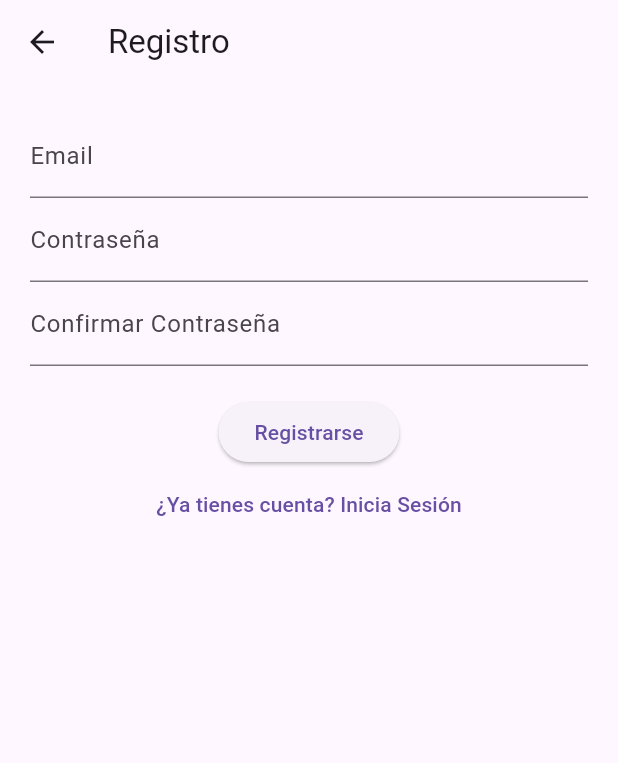
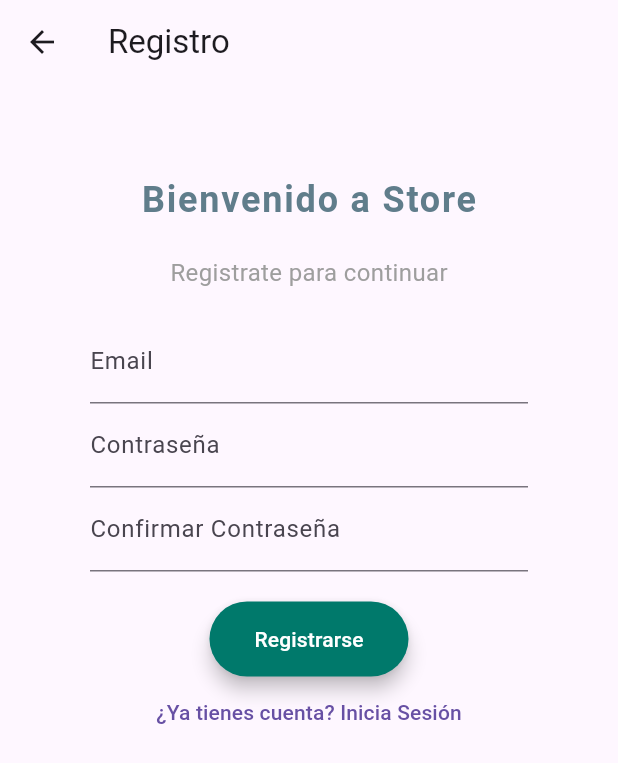
Before and after one commit to DiegoFerBZ/Gallery, a Flutter app: the screen it shows after launch, after a tap on "Iniciar Sesión", after a tap on "¿No tienes cuenta? Regístrate", on a phone screen of 412 x 824 dp. Shown: the top 763 px of the screen. Run offline on Flutter 3.47's test engine with Material 3 defaults, Android fonts, the phone set to English and light mode, and no system bars; our stand-ins replace camera, cloud_firestore, firebase_auth, firebase_core, firebase_storage, image_picker; accounts and stored records are empty; generated files the repository leaves out were written again.

Commit message:
Feat: Tittle and subtitle for forms

```diff
--- /dev/null
+++ b/lib/components/Tittle_Subtitle.dart
@@ -0,0 +1,48 @@
+import 'package:flutter/material.dart';
+
+class AuthTitle extends StatelessWidget {
+  final String mainTitle;
+  final String subtitle;
+  final Color? mainTitleColor;
+  final Color? subtitleColor;
+  final double verticalSpacing;
+
+  const AuthTitle({
+    super.key,
+    required this.mainTitle,
+    required this.subtitle,
+    this.mainTitleColor,
+    this.subtitleColor,
+    this.verticalSpacing = 20.0,
+  });
+
+  @override
+  Widget build(BuildContext context) {
+    return Column(
+      children: [
+        Padding(
+          padding: EdgeInsets.only(bottom: verticalSpacing),
+          child: Text(
+            mainTitle,
+            style: TextStyle(
+              fontSize: 24.0,
+              fontWeight: FontWeight.bold,
+              color: mainTitleColor ?? Colors.blueGrey,
+              letterSpacing: 1.2,
+            ),
+          ),
+        ),
+        Padding(
+          padding: EdgeInsets.only(bottom: verticalSpacing),
+          child: Text(
+            subtitle,
+            style: TextStyle(
+              fontSize: 16.0,
+              color: subtitleColor ?? Colors.grey,
+            ),
+          ),
+        ),
+      ],
+    );
+  }
+}
--- /dev/null
+++ b/lib/components/button_generic.dart
@@ -0,0 +1,33 @@
+import 'package:flutter/material.dart';
+
+class GenericButton extends StatelessWidget {
+  final String text;
+  final VoidCallback onPressed;
+  final Color backgroundColor;
+  final Color foregroundColor;
+
+  const GenericButton({
+    super.key,
+    required this.text,
+    required this.onPressed,
+    this.backgroundColor = Colors.indigo,
+    this.foregroundColor = Colors.white,
+  });
+
+  @override
+  Widget build(BuildContext context) {
+    return ElevatedButton(
+      onPressed: onPressed,
+      style: ElevatedButton.styleFrom(
+        backgroundColor: backgroundColor,
+        foregroundColor: foregroundColor,
+        elevation: 5,
+        padding: const EdgeInsets.symmetric(horizontal: 30, vertical: 15),
+        shape: RoundedRectangleBorder(
+          borderRadius: BorderRadius.circular(30),
+        ),
+      ),
+      child: Text(text),
+    );
+  }
+}
--- a/lib/components/login_form.dart
+++ b/lib/components/login_form.dart
@@ -1,4 +1,5 @@
 import 'package:flutter/material.dart';
+import 'package:gallery/components/button_generic.dart';
 import 'package:provider/provider.dart';
 import '../services/auth_service.dart';
 
@@ -22,15 +23,16 @@ class _LoginFormState extends State<LoginForm> {
       final auth = Provider.of<AuthService>(context, listen: false);
       final user = await auth.signInWithEmail(
         _emailController.text.trim(),
-        _passwordController.text.trim()
+        _passwordController.text.trim(),
       );
 
       setState(() => _isLoading = false);
 
       if (user == null) {
         ScaffoldMessenger.of(context).showSnackBar(
-          const SnackBar(content: Text('Error en las credenciales'))
+          const SnackBar(content: Text('Error en las credenciales')),
         );
+        return;
       }
 
       Navigator.of(context).pushReplacementNamed('/home');
@@ -46,22 +48,24 @@ class _LoginFormState extends State<LoginForm> {
           TextFormField(
             controller: _emailController,
             decoration: const InputDecoration(labelText: 'Email'),
-            validator: (value) => value!.contains('@') ? null : 'Email inválido',
+            validator:
+                (value) => value!.contains('@') ? null : 'Email inválido',
             keyboardType: TextInputType.emailAddress,
           ),
           TextFormField(
             controller: _passwordController,
             decoration: const InputDecoration(labelText: 'Contraseña'),
-            validator: (value) => value!.length >= 6 ? null : 'Mínimo 6 caracteres',
+            validator:
+                (value) => value!.length >= 6 ? null : 'Mínimo 6 caracteres',
             obscureText: true,
           ),
           const SizedBox(height: 20),
           _isLoading
               ? const CircularProgressIndicator()
-              : ElevatedButton(
-                  onPressed: _submit,
-                  child: const Text('Iniciar Sesión'),
-                ),
+              : GenericButton(
+                text: 'Iniciar Sesión',
+                onPressed: () => _submit(),
+              ),
         ],
       ),
     );
--- a/lib/components/register_form.dart
+++ b/lib/components/register_form.dart
@@ -1,4 +1,5 @@
 import 'package:flutter/material.dart';
+import 'package:gallery/components/button_generic.dart';
 import 'package:provider/provider.dart';
 import '../services/auth_service.dart';
 
@@ -13,14 +14,15 @@ class _RegisterFormState extends State<RegisterForm> {
   final _formKey = GlobalKey<FormState>();
   final TextEditingController _emailController = TextEditingController();
   final TextEditingController _passwordController = TextEditingController();
-  final TextEditingController _confirmPasswordController = TextEditingController();
+  final TextEditingController _confirmPasswordController =
+      TextEditingController();
   bool _isLoading = false;
 
   Future<void> _submit() async {
     if (_formKey.currentState!.validate()) {
       if (_passwordController.text != _confirmPasswordController.text) {
         ScaffoldMessenger.of(context).showSnackBar(
-          const SnackBar(content: Text('Las contraseñas no coinciden'))
+          const SnackBar(content: Text('Las contraseñas no coinciden')),
         );
         return;
       }
@@ -30,7 +32,7 @@ class _RegisterFormState extends State<RegisterForm> {
       final auth = Provider.of<AuthService>(context, listen: false);
       final user = await auth.signUpWithEmail(
         _emailController.text.trim(),
-        _passwordController.text.trim()
+        _passwordController.text.trim(),
       );
 
       setState(() => _isLoading = false);
@@ -39,7 +41,7 @@ class _RegisterFormState extends State<RegisterForm> {
         Navigator.pushReplacementNamed(context, '/home');
       } else {
         ScaffoldMessenger.of(context).showSnackBar(
-          const SnackBar(content: Text('Error al crear la cuenta'))
+          const SnackBar(content: Text('Error al crear la cuenta')),
         );
       }
     }
@@ -56,7 +58,9 @@ class _RegisterFormState extends State<RegisterForm> {
             decoration: const InputDecoration(labelText: 'Email'),
             validator: (value) {
               if (value == null || value.isEmpty) return 'Ingrese un email';
-              if (!RegExp(r'^[\w-\.]+@([\w-]+\.)+[\w-]{2,4}$').hasMatch(value)) {
+              if (!RegExp(
+                r'^[\w-\.]+@([\w-]+\.)+[\w-]{2,4}$',
+              ).hasMatch(value)) {
                 return 'Email inválido';
               }
               return null;
@@ -67,27 +71,33 @@ class _RegisterFormState extends State<RegisterForm> {
             decoration: const InputDecoration(labelText: 'Contraseña'),
             obscureText: true,
             validator: (value) {
-              if (value == null || value.isEmpty) return 'Ingrese una contraseña';
+              if (value == null || value.isEmpty)
+                return 'Ingrese una contraseña';
               if (value.length < 6) return 'Mínimo 6 caracteres';
               return null;
             },
           ),
           TextFormField(
             controller: _confirmPasswordController,
-            decoration: const InputDecoration(labelText: 'Confirmar Contraseña'),
+            decoration: const InputDecoration(
+              labelText: 'Confirmar Contraseña',
+            ),
             obscureText: true,
             validator: (value) {
-              if (value == null || value.isEmpty) return 'Confirme la contraseña';
+              if (value == null || value.isEmpty)
+                return 'Confirme la contraseña';
               return null;
             },
           ),
           const SizedBox(height: 20),
           _isLoading
               ? const CircularProgressIndicator()
-              : ElevatedButton(
-                  onPressed: _submit,
-                  child: const Text('Registrarse'),
-                ),
+              : GenericButton(
+                text: 'Registrarse',
+                onPressed: () => _submit(),
+                backgroundColor: Colors.teal.shade700,
+                foregroundColor: Colors.white,
+              ),
         ],
       ),
     );
--- a/lib/views/login_view.dart
+++ b/lib/views/login_view.dart
@@ -1,4 +1,5 @@
 import 'package:flutter/material.dart';
+import 'package:gallery/components/Tittle_Subtitle.dart';
 import '../components/login_form.dart';
 
 class LoginView extends StatelessWidget {
@@ -9,14 +10,21 @@ class LoginView extends StatelessWidget {
     return Scaffold(
       appBar: AppBar(title: const Text('Login')),
       body: Padding(
-        padding: const EdgeInsets.all(20.0),
+        padding: const EdgeInsets.all(60.0),
         child: Column(
           children: [
+            const AuthTitle(
+              mainTitle: 'Bienvenido a Store',
+              subtitle: 'Inicia sesión para continuar',
+            ),
             const LoginForm(),
+
+            const SizedBox(height: 30),
+
             TextButton(
               onPressed: () => Navigator.pushNamed(context, '/register'),
               child: const Text('¿No tienes cuenta? Regístrate'),
-            )
+            ),
           ],
         ),
       ),
--- a/lib/views/register_view.dart
+++ b/lib/views/register_view.dart
@@ -1,4 +1,5 @@
 import 'package:flutter/material.dart';
+import 'package:gallery/components/Tittle_Subtitle.dart';
 import '../components/register_form.dart';
 
 class RegisterView extends StatelessWidget {
@@ -9,9 +10,13 @@ class RegisterView extends StatelessWidget {
     return Scaffold(
       appBar: AppBar(title: const Text('Registro')),
       body: Padding(
-        padding: const EdgeInsets.all(20.0),
+        padding: const EdgeInsets.all(60.0),
         child: Column(
           children: [
+            const AuthTitle(
+              mainTitle: 'Bienvenido a Store',
+              subtitle: 'Registrate para continuar',
+            ),
             const RegisterForm(),
             TextButton(
               onPressed: () => Navigator.pop(context),
```
